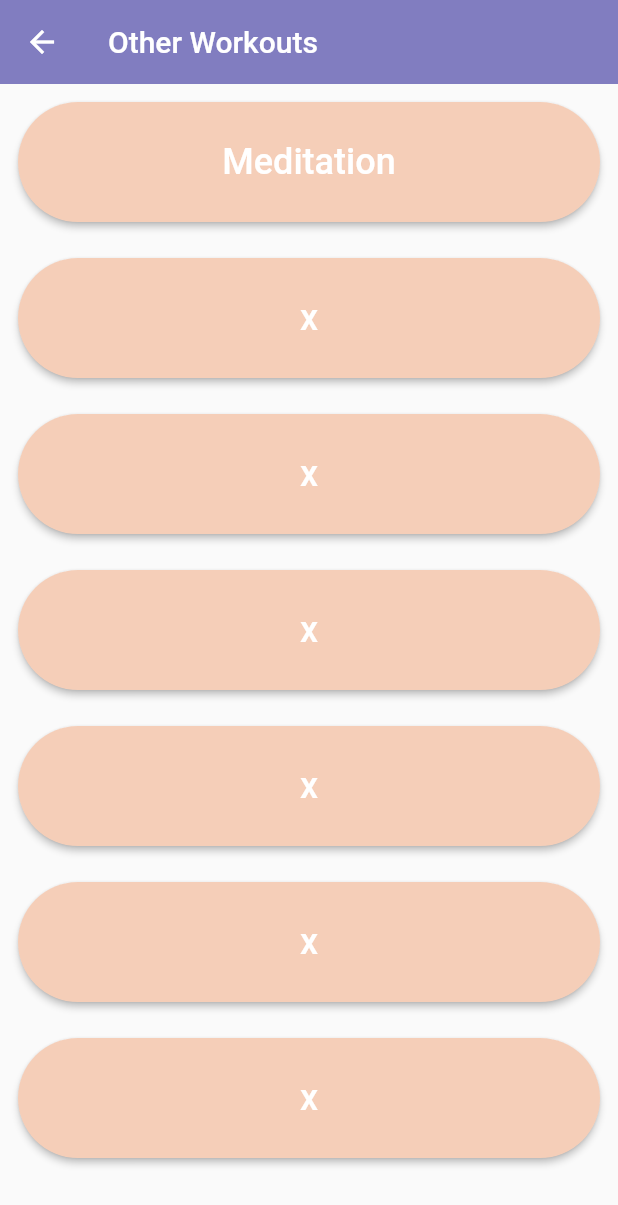
After one commit to ZuzannaKittel/io_project_app, a Flutter app: the OtherAll screen opened directly, on a phone screen of 412 x 824 dp. The commit adds this screen. Shown: the top 1205 px of the screen. Run offline on Flutter 3.47's test engine with Material 2 defaults, Android fonts, the phone set to English and light mode, and no system bars; our stand-ins replace firebase_auth, firebase_core, firebase_dynamic_links, flutter_svg; accounts and stored records are empty.

Commit message:
meditation

```diff
--- /dev/null
+++ b/lib/Workout_Pages/other/OtherAll.dart
@@ -0,0 +1,72 @@
+import 'package:flutter/material.dart';
+import 'package:io_project/widget/appbar_widget.dart';
+import 'package:io_project/Workout_Pages/build_ex.dart';
+import 'package:io_project/widget/exercise_button_widget.dart';
+import 'Meditation.dart';
+
+class OtherAll extends StatefulWidget {
+  const OtherAll({Key? key}) : super(key: key);
+
+  @override
+  State<OtherAll> createState() => _CardioAllState();
+}
+
+class _CardioAllState extends State<OtherAll> {
+  @override
+  Widget build(BuildContext context) {
+    return Scaffold(
+        appBar: buildAppBar(context, "Other Workouts"),
+        body: ListView(
+            physics: const BouncingScrollPhysics(),
+            addAutomaticKeepAlives: true,
+            children: [
+              Padding(
+                  padding: EdgeInsets.all(12.0),
+                  child: ExButtonWidget(
+                    text: 'Meditation',
+                    onClicked: () {
+                      Navigator.of(context).push(
+                        MaterialPageRoute(
+                            builder: (context) => DetailsScreen()),
+                      );
+                    },
+                  )),
+              Padding(
+                  padding: const EdgeInsets.all(12.0),
+                  child: ExButtonWidget(
+                    text: 'x',
+                    onClicked: () {},
+                  )),
+              Padding(
+                  padding: const EdgeInsets.all(12.0),
+                  child: ExButtonWidget(
+                    text: 'x',
+                    onClicked: () {},
+                  )),
+              Padding(
+                  padding: const EdgeInsets.all(12.0),
+                  child: ExButtonWidget(
+                    text: 'x',
+                    onClicked: () {},
+                  )),
+              Padding(
+                  padding: const EdgeInsets.all(12.0),
+                  child: ExButtonWidget(
+                    text: 'x',
+                    onClicked: () {},
+                  )),
+              Padding(
+                  padding: const EdgeInsets.all(12.0),
+                  child: ExButtonWidget(
+                    text: 'x',
+                    onClicked: () {},
+                  )),
+              Padding(
+                  padding: const EdgeInsets.all(12.0),
+                  child: ExButtonWidget(
+                    text: 'x',
+                    onClicked: () {},
+                  )),
+            ]));
+  }
+}
--- a/lib/main.dart
+++ b/lib/main.dart
@@ -1,4 +1,5 @@
 import 'package:flutter/material.dart';
+import 'package:firebase_dynamic_links/firebase_dynamic_links.dart';
 
 import 'package:io_project/StartingPage.dart';
 
--- a/pubspec.yaml
+++ b/pubspec.yaml
@@ -39,6 +39,8 @@ dependencies:
 
   firebase_core: ^1.13.1
   firebase_auth: ^3.3.11
+  firebase_dynamic_links: ^4.1.1
+  url_launcher: ^6.0.20
 
 
 dev_dependencies:
```
